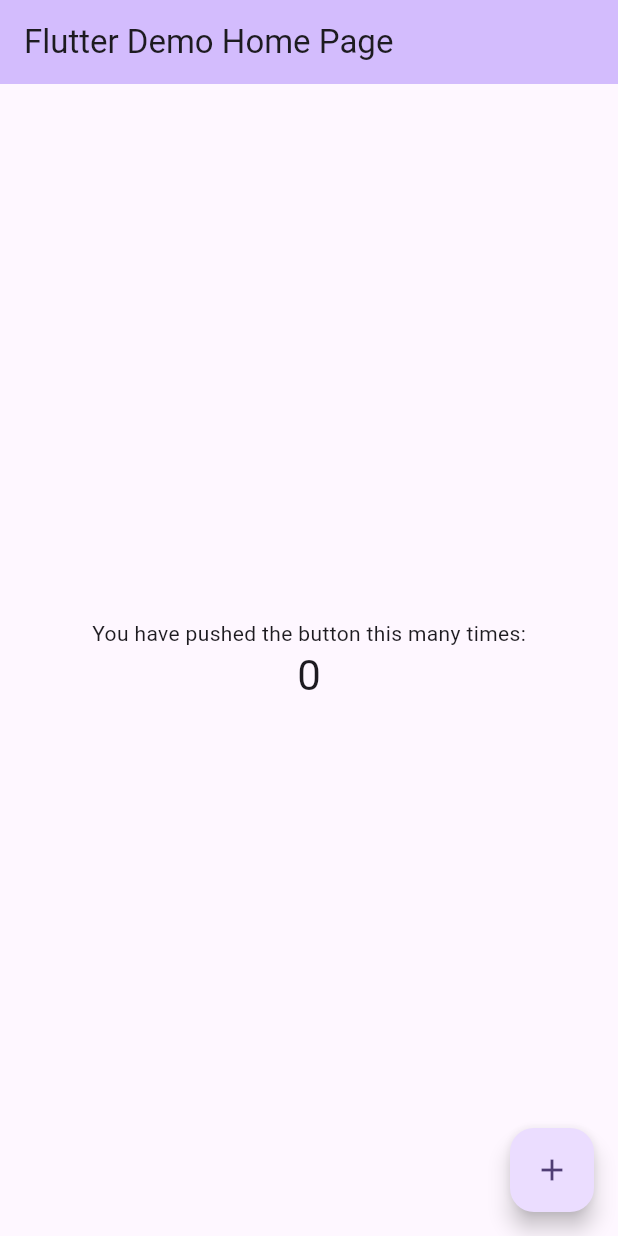
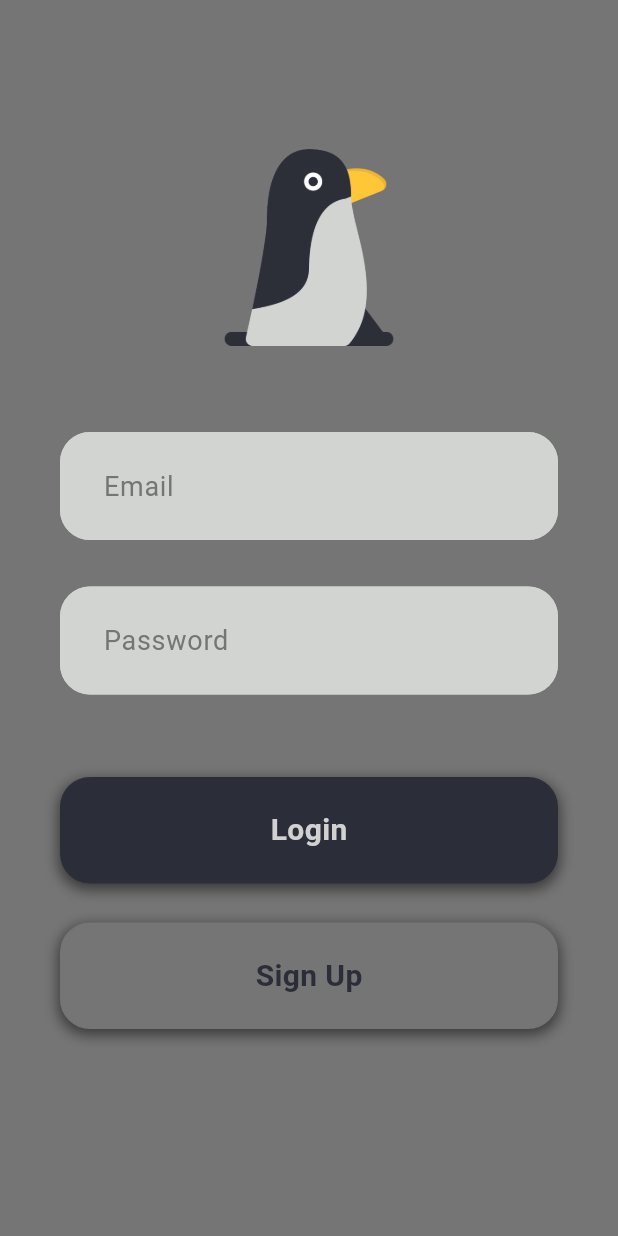
Before and after one commit to isiisiisi/firebase_authv1_isidro, a Flutter app: the screen it shows after launch, on a phone screen of 412 x 824 dp. Run offline on Flutter 3.47's test engine with Material 3 defaults, Android fonts, the phone set to English and light mode, and no system bars.

Commit message:
created login ui

```diff
--- /dev/null
+++ b/lib/components/my_button.dart
@@ -0,0 +1,52 @@
+import 'package:flutter/material.dart';
+
+class MyButton extends StatelessWidget {
+  final String buttonText;
+  final Color buttonColor;
+  final Color textColor;
+  final Color borderColor;
+  final VoidCallback? onTap;
+
+  const MyButton({
+    super.key,
+    required this.buttonText,
+    this.buttonColor = const Color(0xFF2B2E38),
+    this.textColor = const Color(0xFFD1D4D1),
+    this.borderColor = const Color(0xFF2B2E38),
+    this.onTap,
+  });
+
+  @override
+  Widget build(BuildContext context) {
+    return GestureDetector(
+      onTap: onTap?? () {},
+      child: Container(
+        padding: const EdgeInsets.all(20),
+        margin: const EdgeInsets.symmetric(horizontal: 40.0),
+        decoration: BoxDecoration(
+          color: buttonColor,
+          borderRadius: BorderRadius.circular(20),
+          border: Border.all(color: borderColor),
+          boxShadow: [
+            BoxShadow(
+              color: Colors.black.withOpacity(0.5),
+              spreadRadius: 1,
+              blurRadius: 7,
+              offset: const Offset(0, 3),
+            ),
+          ],
+        ),
+        child: Center(
+          child: Text(
+            buttonText,
+            style: TextStyle(
+              color: textColor,
+              fontWeight: FontWeight.bold,
+              fontSize: 20,
+            ),
+          ),
+        ),
+      ),
+    );
+  }
+}
--- /dev/null
+++ b/lib/components/my_textfield.dart
@@ -0,0 +1,40 @@
+import 'package:flutter/material.dart';
+
+class MyTextField extends StatelessWidget {
+  final TextEditingController controller;
+  final String hintText;
+  final bool obscureText;
+
+  const MyTextField({
+    Key? key,
+    required this.controller,
+    required this.hintText,
+    required this.obscureText,
+  }) : super(key: key);
+
+  @override
+  Widget build(BuildContext context) {
+    return Padding(
+      padding: const EdgeInsets.symmetric(horizontal: 40.0),
+      child: TextField(
+        controller: controller,
+        obscureText: obscureText,
+        decoration: InputDecoration(
+          filled: true,
+          fillColor: const Color(0xFFD1D4D1),
+          hintText: hintText,
+          hintStyle: TextStyle(color: Colors.grey[600], fontSize: 18),
+          contentPadding: const EdgeInsets.only(left: 25.0, top:45),
+          enabledBorder: OutlineInputBorder(
+            borderRadius: BorderRadius.circular(20.0),
+            borderSide: const BorderSide(color: Color(0xFFD1D4D1), width: 4,),
+          ),
+          focusedBorder: OutlineInputBorder(
+            borderRadius: BorderRadius.circular(20.0),
+            borderSide: const BorderSide(color: Color(0xFFFFC738), width: 4,),
+          ),
+        ),
+      ),
+    );
+  }
+}
--- a/lib/main.dart
+++ b/lib/main.dart
@@ -1,4 +1,5 @@
 import 'package:flutter/material.dart';
+import 'package:firebase_authv1_isidro/screens/login_screen.dart';
 
 void main() {
   runApp(const MyApp());
@@ -7,119 +8,12 @@ void main() {
 class MyApp extends StatelessWidget {
   const MyApp({super.key});
 
-  // This widget is the root of your application.
   @override
   Widget build(BuildContext context) {
     return MaterialApp(
-      title: 'Flutter Demo',
-      theme: ThemeData(
-        // This is the theme of your application.
-        //
-        // TRY THIS: Try running your application with "flutter run". You'll see
-        // the application has a purple toolbar. Then, without quitting the app,
-        // try changing the seedColor in the colorScheme below to Colors.green
-        // and then invoke "hot reload" (save your changes or press the "hot
-        // reload" button in a Flutter-supported IDE, or press "r" if you used
-        // the command line to start the app).
-        //
-        // Notice that the counter didn't reset back to zero; the application
-        // state is not lost during the reload. To reset the state, use hot
-        // restart instead.
-        //
-        // This works for code too, not just values: Most code changes can be
-        // tested with just a hot reload.
-        colorScheme: ColorScheme.fromSeed(seedColor: Colors.deepPurple),
-        useMaterial3: true,
-      ),
-      home: const MyHomePage(title: 'Flutter Demo Home Page'),
+      title: 'Login',
+      home: LoginScreen(),
+      debugShowCheckedModeBanner: false,
     );
   }
 }
-
-class MyHomePage extends StatefulWidget {
-  const MyHomePage({super.key, required this.title});
-
-  // This widget is the home page of your application. It is stateful, meaning
-  // that it has a State object (defined below) that contains fields that affect
-  // how it looks.
-
-  // This class is the configuration for the state. It holds the values (in this
-  // case the title) provided by the parent (in this case the App widget) and
-  // used by the build method of the State. Fields in a Widget subclass are
-  // always marked "final".
-
-  final String title;
-
-  @override
-  State<MyHomePage> createState() => _MyHomePageState();
-}
-
-class _MyHomePageState extends State<MyHomePage> {
-  int _counter = 0;
-
-  void _incrementCounter() {
-    setState(() {
-      // This call to setState tells the Flutter framework that something has
-      // changed in this State, which causes it to rerun the build method below
-      // so that the display can reflect the updated values. If we changed
-      // _counter without calling setState(), then the build method would not be
-      // called again, and so nothing would appear to happen.
-      _counter++;
-    });
-  }
-
-  @override
-  Widget build(BuildContext context) {
-    // This method is rerun every time setState is called, for instance as done
-    // by the _incrementCounter method above.
-    //
-    // The Flutter framework has been optimized to make rerunning build methods
-    // fast, so that you can just rebuild anything that needs updating rather
-    // than having to individually change instances of widgets.
-    return Scaffold(
-      appBar: AppBar(
-        // TRY THIS: Try changing the color here to a specific color (to
-        // Colors.amber, perhaps?) and trigger a hot reload to see the AppBar
-        // change color while the other colors stay the same.
-        backgroundColor: Theme.of(context).colorScheme.inversePrimary,
-        // Here we take the value from the MyHomePage object that was created by
-        // the App.build method, and use it to set our appbar title.
-        title: Text(widget.title),
-      ),
-      body: Center(
-        // Center is a layout widget. It takes a single child and positions it
-        // in the middle of the parent.
-        child: Column(
-          // Column is also a layout widget. It takes a list of children and
-          // arranges them vertically. By default, it sizes itself to fit its
-          // children horizontally, and tries to be as tall as its parent.
-          //
-          // Column has various properties to control how it sizes itself and
-          // how it positions its children. Here we use mainAxisAlignment to
-          // center the children vertically; the main axis here is the vertical
-          // axis because Columns are vertical (the cross axis would be
-          // horizontal).
-          //
-          // TRY THIS: Invoke "debug painting" (choose the "Toggle Debug Paint"
-          // action in the IDE, or press "p" in the console), to see the
-          // wireframe for each widget.
-          mainAxisAlignment: MainAxisAlignment.center,
-          children: <Widget>[
-            const Text(
-              'You have pushed the button this many times:',
-            ),
-            Text(
-              '$_counter',
-              style: Theme.of(context).textTheme.headlineMedium,
-            ),
-          ],
-        ),
-      ),
-      floatingActionButton: FloatingActionButton(
-        onPressed: _incrementCounter,
-        tooltip: 'Increment',
-        child: const Icon(Icons.add),
-      ), // This trailing comma makes auto-formatting nicer for build methods.
-    );
-  }
-}
--- /dev/null
+++ b/lib/screens/login_screen.dart
@@ -0,0 +1,74 @@
+import 'package:flutter/material.dart';
+import 'package:firebase_authv1_isidro/components/my_button.dart';
+import 'package:firebase_authv1_isidro/components/my_textfield.dart';
+
+class LoginScreen extends StatelessWidget {
+  LoginScreen({super.key});
+
+  final usernameController = TextEditingController();
+  final passwordController = TextEditingController();
+
+  @override
+  Widget build(BuildContext context) {
+    return Scaffold(
+      backgroundColor: Colors.grey[600],
+      body: SingleChildScrollView(
+        child: SafeArea(
+          child: Center(
+            child: Column(
+              children: [
+                const SizedBox(height: 90),
+                SizedBox(
+                  height: 150.0,
+                  child: Image.asset(
+                    'lib/assets/images/penguin.png',
+                  ),
+                ),
+                const SizedBox(height: 40),
+                Column(
+                  crossAxisAlignment: CrossAxisAlignment.start,
+                  children: [
+                    const SizedBox(height: 8.0),
+                    MyTextField(
+                      controller: usernameController,
+                      hintText: 'Email',
+                      obscureText: false,
+                    ),
+                  ],
+                ),
+                const SizedBox(height: 23),
+                Column(
+                  crossAxisAlignment: CrossAxisAlignment.start,
+                  children: [
+                    const SizedBox(height: 8.0),
+                    MyTextField(
+                      controller: passwordController,
+                      hintText: 'Password',
+                      obscureText: true,
+                    ),
+                  ],
+                ),
+                const SizedBox(height: 55),
+                MyButton(
+                  buttonText: "Login",
+                  buttonColor: const Color(0xFF2B2E38),
+                  textColor: const Color(0xFFD1D1D1),
+                  borderColor: const Color(0xFF2B2E38),
+                  onTap: () {},
+                ),
+                const SizedBox(height: 26),
+                MyButton(
+                  buttonText: "Sign Up",
+                  buttonColor: const Color.fromARGB(255, 117, 117, 117),
+                  textColor: const Color(0xFF2B2E38),
+                  borderColor: const Color.fromARGB(255, 117, 117, 117),
+                  onTap: () {},
+                ),
+              ],
+            ),
+          ),
+        ),
+      ),
+    );
+  }
+}
--- a/pubspec.yaml
+++ b/pubspec.yaml
@@ -59,8 +59,8 @@ flutter:
   uses-material-design: true
 
   # To add assets to your application, add an assets section, like this:
-  # assets:
-  #   - images/a_dot_burr.jpeg
+  assets:
+    - lib/assets/images/
   #   - images/a_dot_ham.jpeg
 
   # An image asset can refer to one or more resolution-specific "variants", see
```
Also changed, not shown: lib/assets/images/penguin.png (added).
